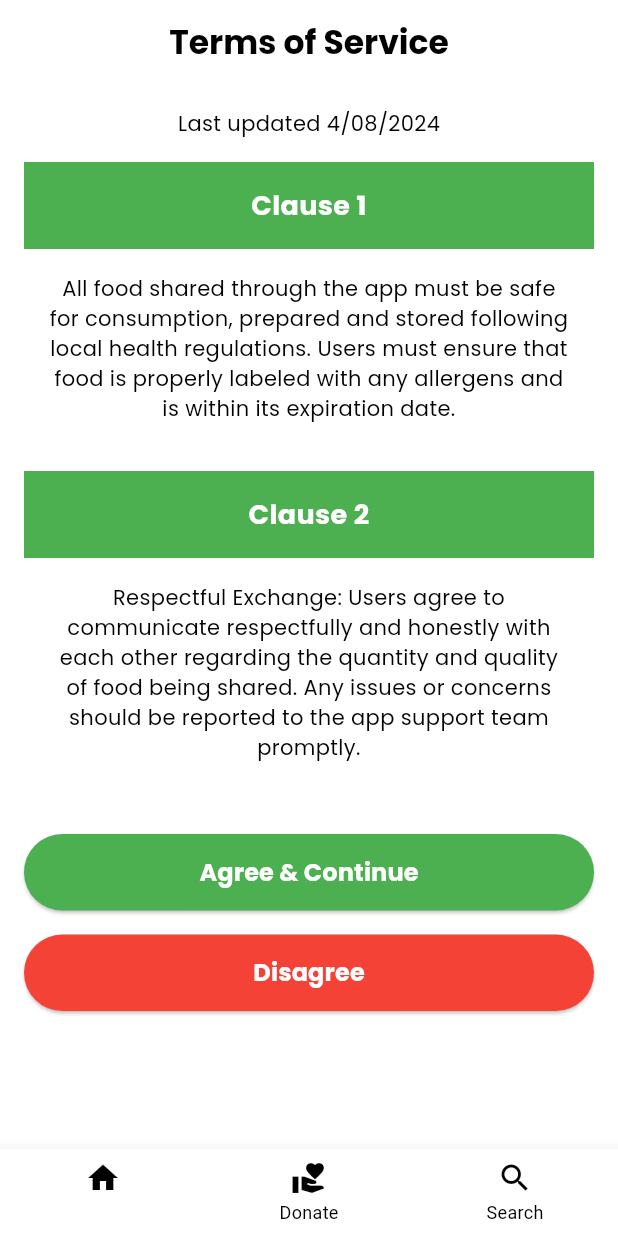
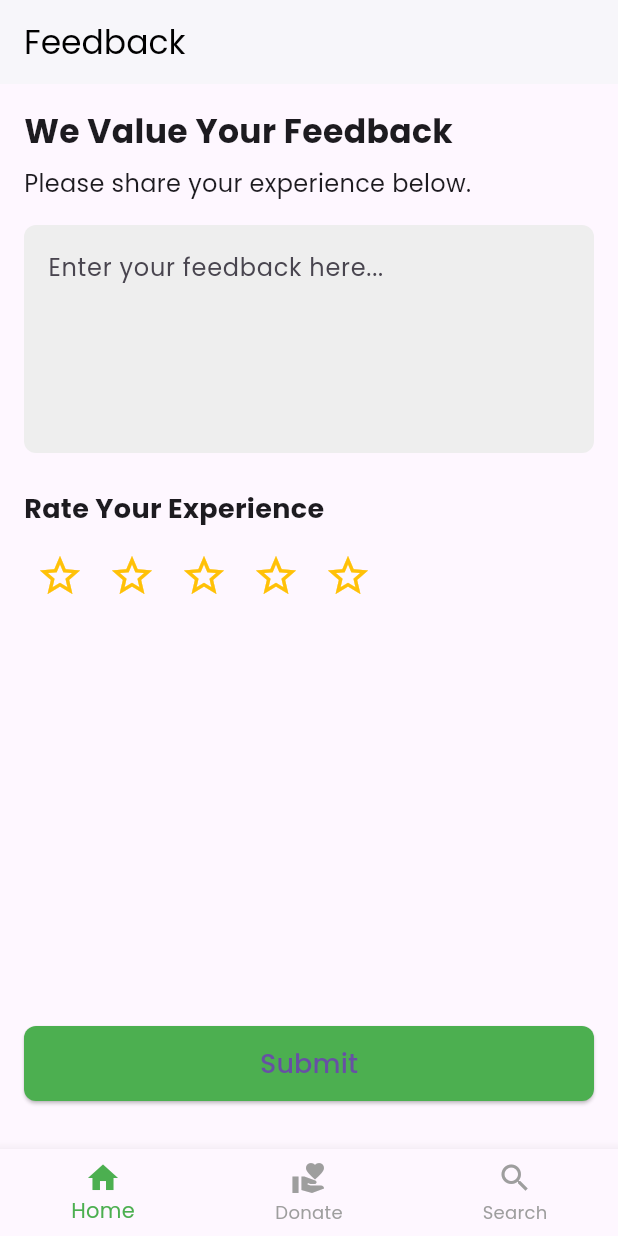
Before and after one commit to 1772hojaz/share_plate, a Flutter app: the screen it shows after launch, on a phone screen of 412 x 824 dp. Run offline on Flutter 3.47's test engine with Material 3 defaults, Android fonts, the phone set to English and light mode, and no system bars; our stand-ins replace google_fonts; project files that could hold a hidden picture were left out.

Commit message:
feedback page

```diff
--- /dev/null
+++ b/lib/UI/feedback_page.dart
@@ -0,0 +1,138 @@
+import 'package:flutter/material.dart';
+
+void main() {
+  runApp(FeedbackApp());
+}
+
+class FeedbackApp extends StatelessWidget {
+  const FeedbackApp({super.key});
+
+  @override
+  Widget build(BuildContext context) {
+    return MaterialApp(
+      debugShowCheckedModeBanner: false,
+      theme: ThemeData(
+        fontFamily: 'Poppins', // Use Poppins font across the app
+      ),
+      home: FeedbackPage(),
+    );
+  }
+}
+
+class FeedbackPage extends StatefulWidget {
+  const FeedbackPage({super.key});
+
+  @override
+  _FeedbackPageState createState() => _FeedbackPageState();
+}
+
+class _FeedbackPageState extends State<FeedbackPage> {
+  int _rating = 0; // Holds the star rating value
+
+  // Build a star icon based on the selected state
+  Widget _buildStar(int index) {
+    return IconButton(
+      onPressed: () {
+        setState(() {
+          _rating = index + 1;
+        });
+      },
+      icon: Icon(
+        index < _rating ? Icons.star : Icons.star_border,
+        color: Colors.amber,
+        size: 32,
+      ),
+    );
+  }
+
+  @override
+  Widget build(BuildContext context) {
+    return Scaffold(
+      appBar: AppBar(
+        title: const Text('Feedback'),
+        backgroundColor: Colors.white,
+        foregroundColor: Colors.black,
+        elevation: 1,
+      ),
+      body: Padding(
+        padding: const EdgeInsets.all(16.0),
+        child: Column(
+          crossAxisAlignment: CrossAxisAlignment.start,
+          children: [
+            const Text(
+              'We Value Your Feedback',
+              style: TextStyle(fontSize: 22, fontWeight: FontWeight.bold),
+            ),
+            const SizedBox(height: 8),
+            const Text(
+              'Please share your experience below.',
+              style: TextStyle(fontSize: 16),
+            ),
+            const SizedBox(height: 16),
+            TextField(
+              maxLines: 5,
+              decoration: InputDecoration(
+                hintText: 'Enter your feedback here...',
+                filled: true,
+                fillColor: Colors.grey[200],
+                border: OutlineInputBorder(
+                  borderRadius: BorderRadius.circular(8.0),
+                  borderSide: BorderSide.none,
+                ),
+              ),
+            ),
+            const SizedBox(height: 24),
+            const Text(
+              'Rate Your Experience',
+              style: TextStyle(fontSize: 18, fontWeight: FontWeight.bold),
+            ),
+            const SizedBox(height: 8),
+            Row(
+              mainAxisAlignment: MainAxisAlignment.start,
+              children: List.generate(5, (index) => _buildStar(index)),
+            ),
+            const Spacer(),
+            ElevatedButton(
+              onPressed: () {
+                // Handle the submit action here
+                ScaffoldMessenger.of(context).showSnackBar(
+                  const SnackBar(content: Text('Feedback submitted!')),
+                );
+              },
+              style: ElevatedButton.styleFrom(
+                backgroundColor: Colors.green,
+                minimumSize: const Size(double.infinity, 50),
+                shape: RoundedRectangleBorder(
+                  borderRadius: BorderRadius.circular(8.0),
+                ),
+              ),
+              child: const Text(
+                'Submit',
+                style: TextStyle(fontSize: 18),
+              ),
+            ),
+            const SizedBox(height: 16),
+          ],
+        ),
+      ),
+      bottomNavigationBar: BottomNavigationBar(
+        items: const [
+          BottomNavigationBarItem(
+            icon: Icon(Icons.home),
+            label: 'Home',
+          ),
+          BottomNavigationBarItem(
+            icon: Icon(Icons.volunteer_activism),
+            label: 'Donate',
+          ),
+          BottomNavigationBarItem(
+            icon: Icon(Icons.search),
+            label: 'Search',
+          ),
+        ],
+        selectedItemColor: Colors.green,
+        unselectedItemColor: Colors.grey,
+      ),
+    );
+  }
+}
--- a/lib/UI/terms.dart
+++ b/lib/UI/terms.dart
@@ -18,6 +18,8 @@ class Terms extends StatelessWidget {
 }
 
 class TermsPage extends StatelessWidget {
+  const TermsPage({super.key});
+
   @override
   Widget build(BuildContext context) {
     return Scaffold(
@@ -48,7 +50,7 @@ class TermsPage extends StatelessWidget {
                 color: Colors.black,
               ),
             ),
-            SizedBox(height: 16),
+            const SizedBox(height: 16),
 
             // Clause 1
             _buildClause(
@@ -57,7 +59,7 @@ class TermsPage extends StatelessWidget {
               'prepared and stored following local health regulations. Users must ensure '
               'that food is properly labeled with any allergens and is within its expiration date.',
             ),
-            SizedBox(height: 16),
+            const SizedBox(height: 16),
 
             // Clause 2
             _buildClause(
@@ -67,7 +69,7 @@ class TermsPage extends StatelessWidget {
               'Any issues or concerns should be reported to the app support team promptly.',
             ),
 
-            SizedBox(height: 32),
+            const SizedBox(height: 32),
 
             // Buttons - one below the other
             Column(
@@ -76,7 +78,7 @@ class TermsPage extends StatelessWidget {
                 _buildButton('Agree & Continue', Colors.green, Colors.white, () {
                   // Handle agree button press
                 }),
-                SizedBox(height: 16),
+                const SizedBox(height: 16),
                 _buildButton('Disagree', Colors.red, Colors.white, () {
                   // Handle disagree button press
                 }),
@@ -95,7 +97,7 @@ class TermsPage extends StatelessWidget {
         // Green background for the clause title
         Container(
           width: double.infinity,
-          decoration: BoxDecoration(
+          decoration: const BoxDecoration(
             color: Colors.green,
             borderRadius: BorderRadius.only(
               topLeft: Radius.circular(0),
@@ -117,7 +119,7 @@ class TermsPage extends StatelessWidget {
         // White background for the clause content (no border)
         Container(
           width: double.infinity,
-          decoration: BoxDecoration(
+          decoration: const BoxDecoration(
             color: Colors.white,
             borderRadius: BorderRadius.only(
               bottomLeft: Radius.circular(10),
--- a/lib/main.dart
+++ b/lib/main.dart
@@ -1,7 +1,8 @@
 import 'package:flutter/material.dart';
 // import 'package:share_plate/UI/fogot_password.dart';
 // import 'package:share_plate/UI/signin_page.dart';
-import 'package:share_plate/UI/terms.dart';
+// import 'package:share_plate/UI/terms.dart';
+import 'package:share_plate/UI/feedback_page.dart';
 
 
 void main() {
@@ -15,7 +16,7 @@ class MyApp extends StatelessWidget {
   Widget build(BuildContext context) {
     return MaterialApp(
       debugShowCheckedModeBanner: false,
-      home: Terms(),
+      home: FeedbackApp(),
     );
   }
 }
```
